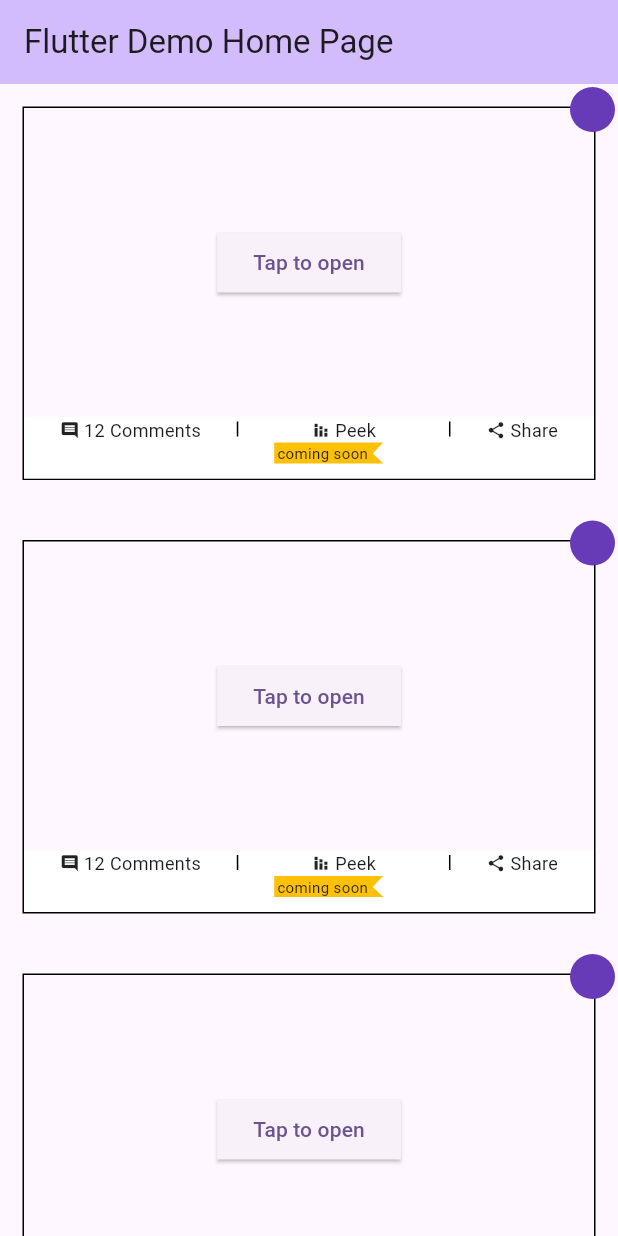
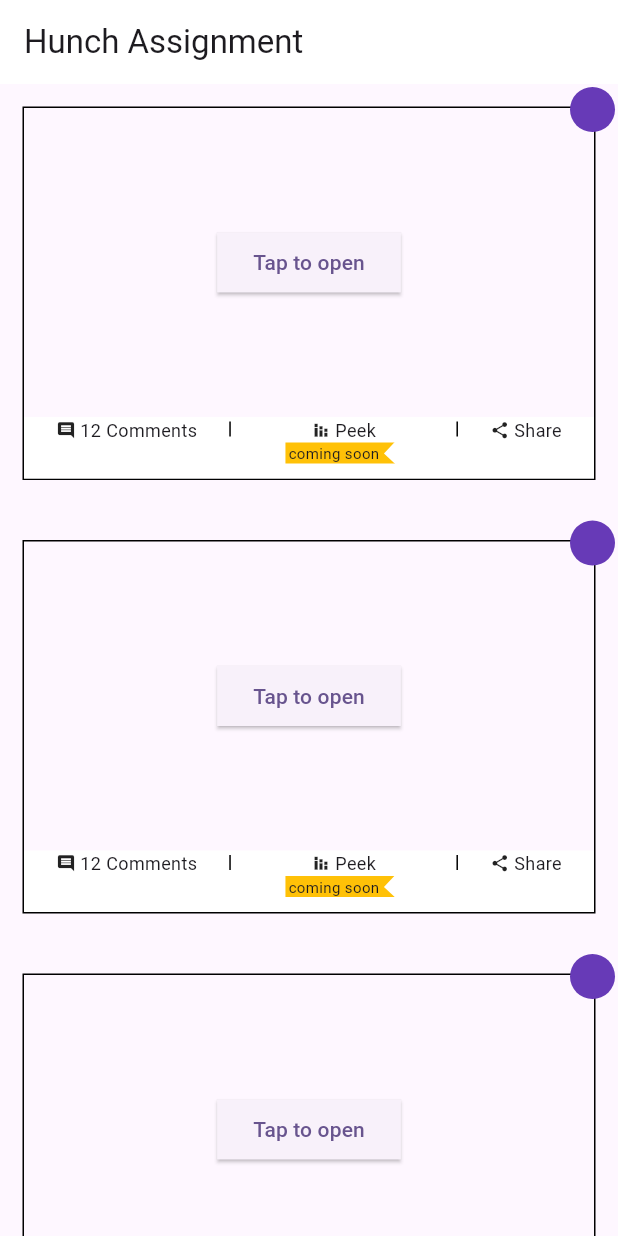
Before and after one commit to namankk/hunch_assignment, a Flutter app: the screen it shows after launch, on a phone screen of 412 x 824 dp. Run offline on Flutter 3.47's test engine with Material 2 defaults, Android fonts, the phone set to English and light mode, and no system bars.

Commit message:
- Unused widget removed - text aligment issue resolved

```diff
--- a/lib/main.dart
+++ b/lib/main.dart
@@ -16,30 +16,7 @@
           colorScheme: ColorScheme.fromSeed(seedColor: Colors.deepPurple),
           useMaterial3: true,
         ),
-      home: const MyHomePage(title: 'Flutter Demo Home Page'),
-    );
-  }
-}
-
-class MyHomePage extends StatefulWidget {
-  const MyHomePage({super.key, required this.title});
-
-  final String title;
-
-  @override
-  State<MyHomePage> createState() => _MyHomePageState();
-}
-
-class _MyHomePageState extends State<MyHomePage> {
-  @override
-  Widget build(BuildContext context) {
-    // This method is rerun every time setState is called, for instance as done
-    // by the _incrementCounter method above.
-    //
-    // The Flutter framework has been optimized to make rerunning build methods
-    // fast, so that you can just rebuild anything that needs updating rather
-    // than having to individually change instances of widgets.
-    return Scaffold(
+        home: Scaffold(
           appBar: AppBar(
             // TRY THIS: Try changing the color here to a specific color (to
             // Colors.amber, perhaps?) and trigger a hot reload to see the AppBar
@@ -47,7 +24,7 @@
             backgroundColor: Theme.of(context).colorScheme.inversePrimary,
             // Here we take the value from the MyHomePage object that was created by
             // the App.build method, and use it to set our appbar title.
-        title: Text(widget.title),
+            title: const Text("Hunch Assignment"),
           ),
           body: ListView.separated(
               itemCount: 5,
@@ -72,7 +49,7 @@
                   height: 10,
                 );
               }), // This trailing comma makes auto-formatting nicer for build methods.
-    );
+        ));
   }
 
   SizedBox centerButton(BuildContext context) {
@@ -129,7 +106,7 @@
                   ),
                   Container(
                     padding: const EdgeInsets.only(left: 2.0, right: 15.0),
-                    margin: const EdgeInsets.only(right: 15.0),
+                    margin: const EdgeInsets.only(left: 15.0, right: 15.0),
                     decoration: const BoxDecoration(
                         shape: BoxShape.rectangle, color: Colors.amber),
                     child: const Text("coming soon",
```
Lines whose indentation alone changed are shown as unchanged.
